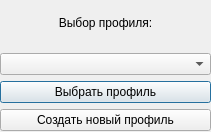
Qt form userdialog.ui (mikhailKhmel/database_viewer) before a commit.
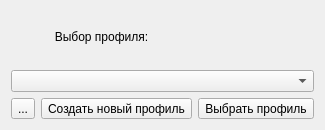
The same form after that commit. Icons and pictures are not drawn.

Patch:
```diff
--- a/userdialog.ui
+++ b/userdialog.ui
@@ -6,24 +6,85 @@
    <rect>
     <x>0</x>
     <y>0</y>
-    <width>211</width>
-    <height>132</height>
+    <width>184</width>
+    <height>130</height>
    </rect>
   </property>
   <property name="windowTitle">
    <string>Выбор профиля</string>
   </property>
-  <widget class="QWidget" name="verticalLayoutWidget">
-   <property name="geometry">
-    <rect>
-     <x>0</x>
-     <y>0</y>
-     <width>211</width>
-     <height>131</height>
-    </rect>
-   </property>
-   <layout class="QVBoxLayout" name="verticalLayout">
-    <item>
+  <property name="styleSheet">
+   <string notr="true"/>
+  </property>
+  <layout class="QGridLayout" name="gridLayout">
+   <item row="2" column="1">
+    <widget class="QToolButton" name="toolButton">
+     <property name="styleSheet">
+      <string notr="true"/>
+     </property>
+     <property name="text">
+      <string>Создать новый профиль</string>
+     </property>
+     <property name="icon">
+      <iconset resource="qrc.qrc">
+       <normaloff>:/src/icons8-add-user-male-32.png</normaloff>:/src/icons8-add-user-male-32.png</iconset>
+     </property>
+     <property name="iconSize">
+      <size>
+       <width>50</width>
+       <height>50</height>
+      </size>
+     </property>
+    </widget>
+   </item>
+   <item row="2" column="2">
+    <widget class="QToolButton" name="toolButton_2">
+     <property name="whatsThis">
+      <string>Выбрать профиль</string>
+     </property>
+     <property name="styleSheet">
+      <string notr="true"/>
+     </property>
+     <property name="text">
+      <string>Выбрать профиль</string>
+     </property>
+     <property name="icon">
+      <iconset resource="qrc.qrc">
+       <normaloff>:/src/icons8-login-32.png</normaloff>:/src/icons8-login-32.png</iconset>
+     </property>
+     <property name="iconSize">
+      <size>
+       <width>50</width>
+       <height>50</height>
+      </size>
+     </property>
+    </widget>
+   </item>
+   <item row="2" column="0">
+    <widget class="QToolButton" name="toolButton_3">
+     <property name="text">
+      <string>...</string>
+     </property>
+     <property name="icon">
+      <iconset resource="qrc.qrc">
+       <normaloff>:/src/icons8-close-window-32.png</normaloff>:/src/icons8-close-window-32.png</iconset>
+     </property>
+     <property name="iconSize">
+      <size>
+       <width>50</width>
+       <height>50</height>
+      </size>
+     </property>
+    </widget>
+   </item>
+   <item row="1" column="0" colspan="3">
+    <widget class="QComboBox" name="comboBox">
+     <property name="styleSheet">
+      <string notr="true"/>
+     </property>
+    </widget>
+   </item>
+   <item row="0" column="0" colspan="2">
      <widget class="QLabel" name="label">
       <property name="text">
        <string>&lt;html&gt;&lt;head/&gt;&lt;body&gt;&lt;p align=&quot;center&quot;&gt;Выбор профиля:&lt;/p&gt;&lt;/body&gt;&lt;/html&gt;</string>
@@ -39,26 +100,10 @@
       </property>
      </widget>
     </item>
-    <item>
-     <widget class="QComboBox" name="comboBox"/>
-    </item>
-    <item>
-     <widget class="QPushButton" name="pushButton_2">
-      <property name="text">
-       <string>Выбрать профиль</string>
-      </property>
-     </widget>
-    </item>
-    <item>
-     <widget class="QPushButton" name="pushButton">
-      <property name="text">
-       <string>Создать новый профиль</string>
-      </property>
-     </widget>
-    </item>
-   </layout>
-  </widget>
- </widget>
- <resources/>
+  </layout>
+ </widget>
+ <resources>
+  <include location="qrc.qrc"/>
+ </resources>
  <connections/>
 </ui>
```
Lines whose indentation alone changed are shown as unchanged.
